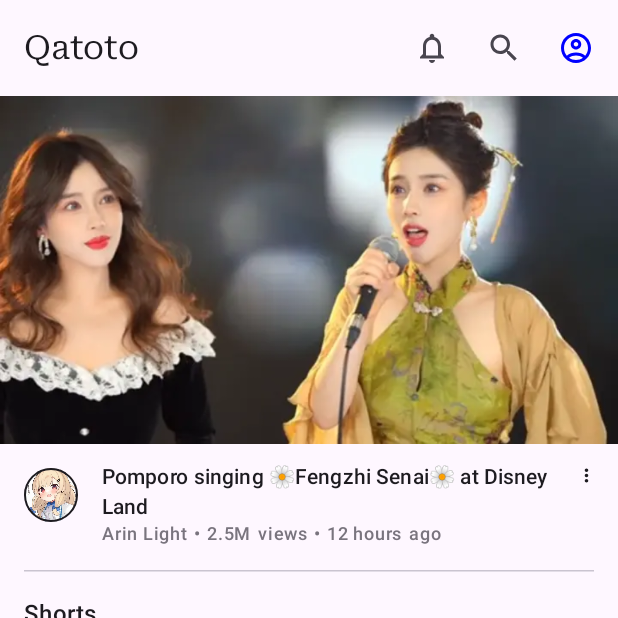
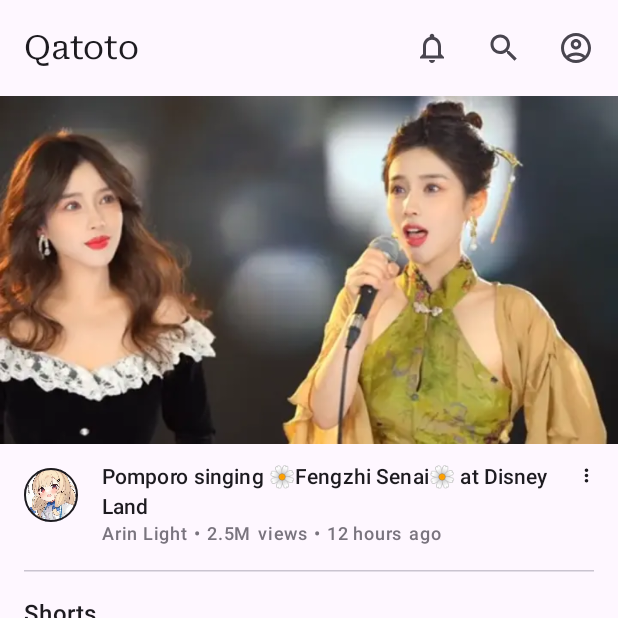
Before and after one commit to vidyesh95/QatotoAlpha, an Android app built with Jetpack Compose: the HomeScreen screen opened through its navigation route, after a tap on "Account", on a phone screen of 412 x 824 dp, the top half of it. Run offline under Robolectric (Android 15) with nearby library versions, the phone set to English and light mode, and no system bars.

Commit message:
feature navigation v0.0.5

```diff
--- a/app/src/main/java/com/astral/qatotoalpha/feature/home/presentation/HomeScreen.kt
+++ b/app/src/main/java/com/astral/qatotoalpha/feature/home/presentation/HomeScreen.kt
@@ -50,9 +50,6 @@ import androidx.compose.ui.text.font.FontWeight
 import androidx.compose.ui.text.style.TextOverflow
 import androidx.compose.ui.tooling.preview.Preview
 import androidx.compose.ui.unit.dp
-import androidx.lifecycle.ViewModel
-import androidx.lifecycle.ViewModelProvider
-import androidx.lifecycle.viewmodel.compose.viewModel
 import com.astral.qatotoalpha.feature.home.data.repository.VideoRepository
 import com.astral.qatotoalpha.feature.home.domain.model.VideoModel
 import com.astral.qatotoalpha.feature.shorts.data.repository.ShortsRepository
@@ -69,7 +66,7 @@ fun HomeScreen() {
 fun HomePage() {
     val scrollBehavior = TopAppBarDefaults.pinnedScrollBehavior()
 
-    val viewModel = viewModel<HomeScreenViewModel>(
+    /*val viewModel = viewModel<HomeScreenViewModel>(
         factory = object : ViewModelProvider.Factory {
             override fun <T : ViewModel> create(modelClass: Class<T>): T {
                 return HomeScreenViewModel(
@@ -77,7 +74,7 @@ fun HomePage() {
                 ) as T
             }
         }
-    )
+    )*/
 
     Scaffold(
         modifier = Modifier
@@ -110,13 +107,13 @@ fun HomePage() {
                         onClick = {
                             //navController.navigate(Screen.ProfileScreen.route)
                             //navController.navigate(Graph.PROFILE_GRAPH)
-                            viewModel.onTintColorChanged()
+                            //viewModel.onTintColorChanged()
                         }
                     ) {
                         Icon(
                             imageVector = Icons.Outlined.AccountCircle,
                             contentDescription = "Account",
-                            tint = viewModel.tintColor
+                            //tint = viewModel.tintColor
                             //tint = MaterialTheme.colorScheme.primary
                         )
                     }
```
Also changed, not shown: app/src/main/java/com/astral/qatotoalpha/feature/home/presentation/HomeScreenViewModel.kt (+6 -9 lines).
